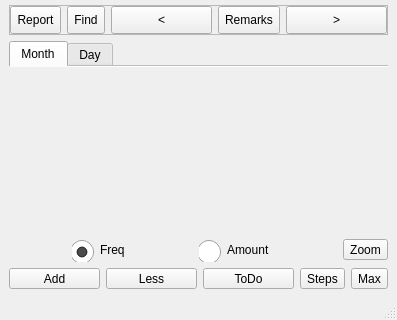
First picture: the form in mainwindow.ui, repository ic005k/Knot-Legacy, before the edit; both pictures show x 0 to 397 and y 314 to 634 of the 397 by 634 pixel window.
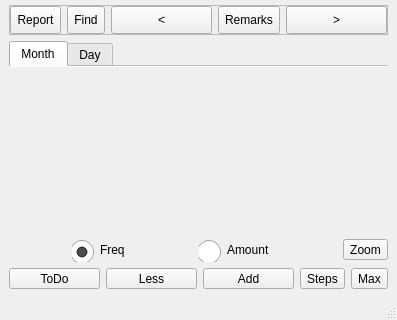
Second picture: the form after the edit. Icons and pictures are not drawn.

```diff
--- a/mainwindow.ui
+++ b/mainwindow.ui
@@ -610,50 +610,6 @@
     </item>
     <item row="5" column="1">
      <layout class="QHBoxLayout" name="horizontalLayout">
-      <item>
-       <widget class="QToolButton" name="btnPlus">
-        <property name="sizePolicy">
-         <sizepolicy hsizetype="Preferred" vsizetype="Fixed">
-          <horstretch>0</horstretch>
-          <verstretch>0</verstretch>
-         </sizepolicy>
-        </property>
-        <property name="minimumSize">
-         <size>
-          <width>0</width>
-          <height>0</height>
-         </size>
-        </property>
-        <property name="text">
-         <string>Add</string>
-        </property>
-        <property name="toolButtonStyle">
-         <enum>Qt::ToolButtonIconOnly</enum>
-        </property>
-       </widget>
-      </item>
-      <item>
-       <widget class="QToolButton" name="btnLess">
-        <property name="sizePolicy">
-         <sizepolicy hsizetype="Preferred" vsizetype="Fixed">
-          <horstretch>0</horstretch>
-          <verstretch>0</verstretch>
-         </sizepolicy>
-        </property>
-        <property name="minimumSize">
-         <size>
-          <width>0</width>
-          <height>0</height>
-         </size>
-        </property>
-        <property name="text">
-         <string>Less</string>
-        </property>
-        <property name="toolButtonStyle">
-         <enum>Qt::ToolButtonIconOnly</enum>
-        </property>
-       </widget>
-      </item>
       <item>
        <widget class="QToolButton" name="btnTodo">
         <property name="sizePolicy">
@@ -667,6 +623,50 @@
         </property>
        </widget>
       </item>
+      <item>
+       <widget class="QToolButton" name="btnLess">
+        <property name="sizePolicy">
+         <sizepolicy hsizetype="Preferred" vsizetype="Fixed">
+          <horstretch>0</horstretch>
+          <verstretch>0</verstretch>
+         </sizepolicy>
+        </property>
+        <property name="minimumSize">
+         <size>
+          <width>0</width>
+          <height>0</height>
+         </size>
+        </property>
+        <property name="text">
+         <string>Less</string>
+        </property>
+        <property name="toolButtonStyle">
+         <enum>Qt::ToolButtonIconOnly</enum>
+        </property>
+       </widget>
+      </item>
+      <item>
+       <widget class="QToolButton" name="btnPlus">
+        <property name="sizePolicy">
+         <sizepolicy hsizetype="Preferred" vsizetype="Fixed">
+          <horstretch>0</horstretch>
+          <verstretch>0</verstretch>
+         </sizepolicy>
+        </property>
+        <property name="minimumSize">
+         <size>
+          <width>0</width>
+          <height>0</height>
+         </size>
+        </property>
+        <property name="text">
+         <string>Add</string>
+        </property>
+        <property name="toolButtonStyle">
+         <enum>Qt::ToolButtonIconOnly</enum>
+        </property>
+       </widget>
+      </item>
       <item>
        <widget class="QToolButton" name="btnMainNotes">
         <property name="text">
```
